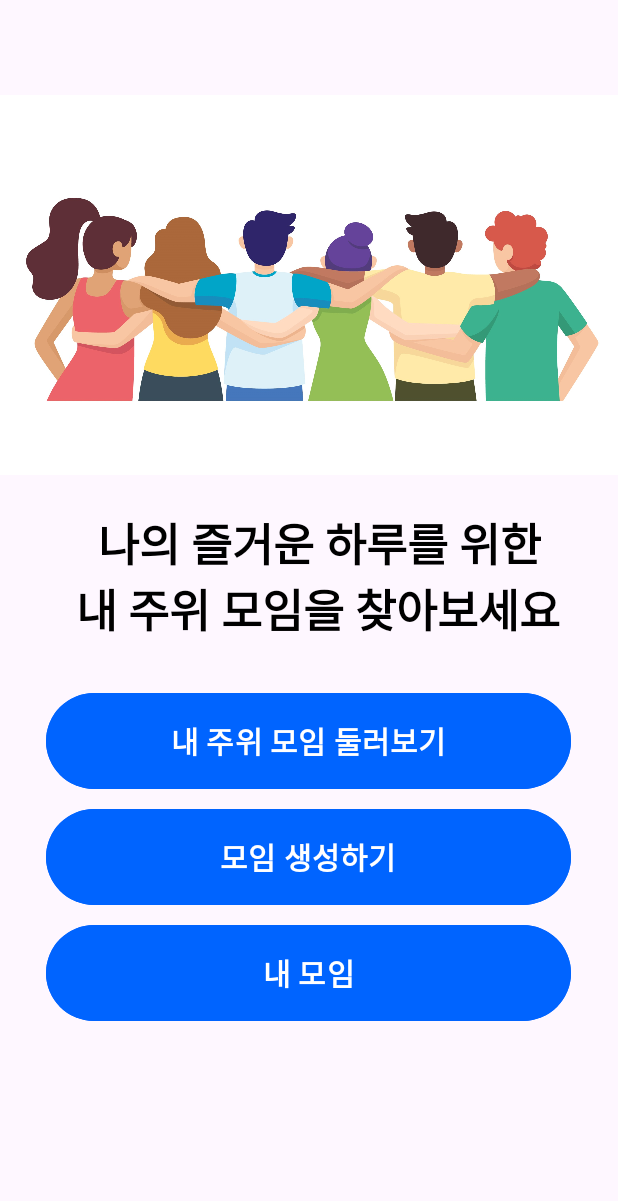
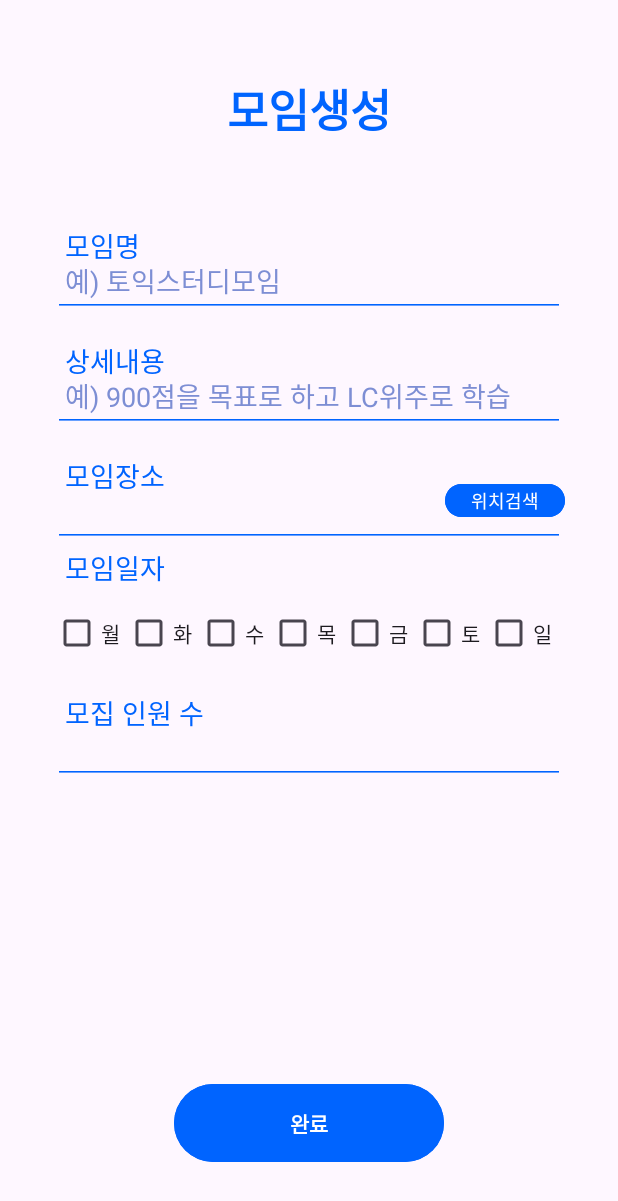
Before and after one commit to Team-Double-K/doing-us, an Android app: the MainActivity screen opened directly, with no data from a screen before it, after a tap on "모임 생성하기", on a phone screen of 412 x 824 dp. Shown: the top 1201 px of the screen. Run offline under Robolectric (Android 15) with nearby library versions, the phone set to English and light mode, and no system bars; libraries missing offline, so code that uses them is left out: com.kakao.util.

Commit message:
Auto stash before merge of "main" and "origin/main"

```diff
--- a/mobile/app/src/main/java/com/kim/hackathon/MainActivity.kt
+++ b/mobile/app/src/main/java/com/kim/hackathon/MainActivity.kt
@@ -53,13 +53,15 @@ class MainActivity : AppCompatActivity() {
 
         main_binding.searchRoom.setOnClickListener {
             startActivity(map_intent)
-
+//            registerroom_binding.btnroomRegister.setOnClickListener {
+//                //TODO: 레트로핏
+//            }
         }
 
 
         main_binding.registerRoom.setOnClickListener {
-            var register_intent = Intent(this, ActivityRegisterRoomBinding::class.java)
-            startActivity(register_intent)
+
+            setContentView(registerroom_binding.root)
 
         }
 
--- a/mobile/app/src/main/java/com/kim/hackathon/MapActivity.kt
+++ b/mobile/app/src/main/java/com/kim/hackathon/MapActivity.kt
@@ -93,6 +93,7 @@ class MapActivity : AppCompatActivity() {
         mapView.setCalloutBalloonAdapter(CustomBalloonAdapter(layoutInflater))
 //        mapView.setPOIItemEventListener(eventListener)
         mapViewContainer.addView(mapView)
+        mapViewContainer.addView(mapView, ViewGroup.LayoutParams.MATCH_PARENT, ViewGroup.LayoutParams.MATCH_PARENT)
 
         // 줌 레벨 변경
         mapView.setZoomLevel(3, true)
--- a/mobile/app/src/main/res/layout/activity_register_room.xml
+++ b/mobile/app/src/main/res/layout/activity_register_room.xml
@@ -152,42 +152,95 @@
             </FrameLayout>
 
         </LinearLayout>
+        <TextView
+            android:id="@+id/editText_date"
+            android:layout_width="wrap_content"
+            android:layout_height="wrap_content"
+            android:layout_marginLeft="8dp"
+            android:layout_marginBottom="3dp"
+            android:text="모임일자"
+            android:textColor="#0064FF"
+            android:textSize="18sp" />
 
         <LinearLayout
             android:layout_width="match_parent"
             android:layout_height="wrap_content"
-            android:layout_marginTop="15dp"
+            android:layout_marginTop="1dp"
             android:orientation="horizontal">
 
-            <FrameLayout
+
+            <LinearLayout
                 android:layout_width="match_parent"
                 android:layout_height="wrap_content">
 
-                <TextView
-                    android:id="@+id/textView4"
-                    android:layout_width="wrap_content"
+
+                <LinearLayout
+                    android:layout_width="match_parent"
                     android:layout_height="wrap_content"
-                    android:layout_gravity="top|left"
-                    android:layout_marginBottom="34dp"
-                    android:layout_marginLeft="8dp"
-                    android:text="모임일자"
-                    android:textColor="#0064FF"
-                    android:textSize="18sp"  />
+                    android:layout_marginTop="1dp"
+                    android:orientation="horizontal">
 
-                <DatePicker
-                    android:id="@+id/datePicker_meetdate"
-                    android:layout_width="match_parent"
-                    android:layout_height="100dp"
-                    android:calendarViewShown="false"
-                    android:datePickerMode="spinner"
-                    android:layout_gravity="bottom"
-                    android:backgroundTint="#0064FF"
-                    android:textColor="#0064FF"
-                    android:layout_marginTop="8dp"/>
+                    <CheckBox
+                        android:id="@+id/mondayCheckbox"
+                        android:layout_width="wrap_content"
+                        android:layout_height="wrap_content"
+                        android:gravity="start|center_vertical"
+                        android:text="월" />
 
-            </FrameLayout>
+                    <CheckBox
+                        android:id="@+id/tuesdayCheckbox"
+                        android:layout_width="wrap_content"
+                        android:layout_height="wrap_content"
+                        android:gravity="start|center_vertical"
+                        android:text="화" />
 
+                    <CheckBox
+                        android:id="@+id/wednesdayCheckbox"
+                        android:layout_width="wrap_content"
+                        android:layout_height="wrap_content"
+                        android:gravity="start|center_vertical"
+                        android:text="수" />
+
+                    <CheckBox
+                        android:id="@+id/thursdayCheckbox"
+                        android:layout_width="wrap_content"
+                        android:layout_height="wrap_content"
+                        android:gravity="start|center_vertical"
+                        android:text="목" />
+
+                    <CheckBox
+                        android:id="@+id/fridayCheckbox"
+                        android:layout_width="wrap_content"
+                        android:layout_height="wrap_content"
+                        android:gravity="start|center_vertical"
+                        android:text="금" />
+
+                    <CheckBox
+                        android:id="@+id/saturdayCheckbox"
+                        android:layout_width="wrap_content"
+                        android:layout_height="wrap_content"
+                        android:gravity="start|center_vertical"
+                        android:text="토" />
+
+                    <CheckBox
+                        android:id="@+id/sundayCheckbox"
+                        android:layout_width="wrap_content"
+                        android:layout_height="wrap_content"
+                        android:gravity="start|center_vertical"
+                        android:text="일" />
+                </LinearLayout>
+
+
+            </LinearLayout>
         </LinearLayout>
+
+
+
+
+
+
+
+
 
         <LinearLayout
             android:layout_width="match_parent"
@@ -215,6 +268,7 @@
                     android:layout_width="match_parent"
                     android:layout_height="wrap_content"
                     android:paddingLeft="8dp"
+                    android:inputType="number"
                     android:backgroundTint="#0064FF"
                     android:layout_gravity="bottom"
                     android:textColor="#0064FF" />
```
Also changed, not shown: mobile/app/src/main/java/com/kim/hackathon/RegisterRoomActivity.kt (+77 -22 lines).
